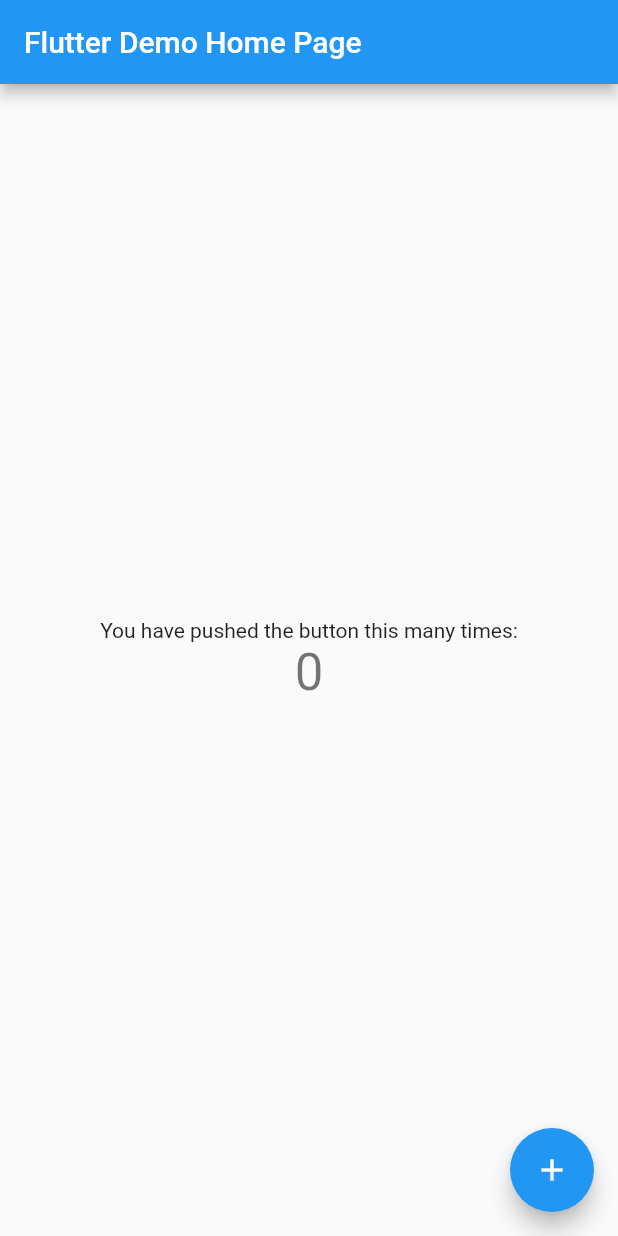
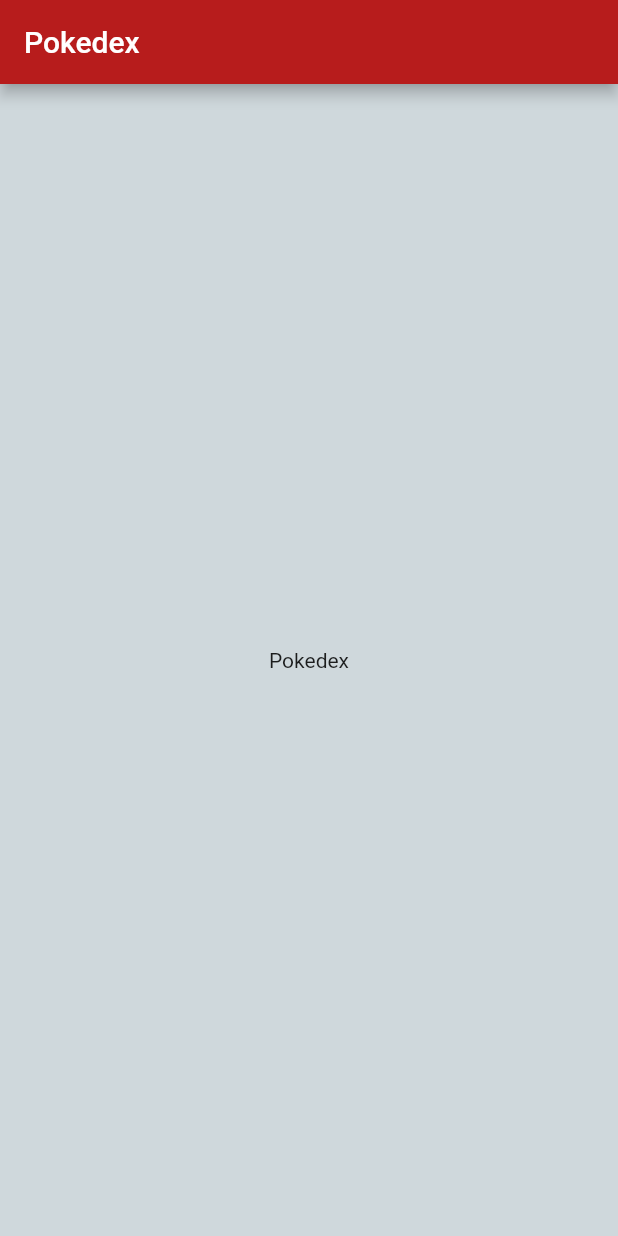
Before and after one commit to StheffanyHadlich/flutter-stuff, a Flutter app: the screen it shows after launch, on a phone screen of 412 x 824 dp. Run offline on Flutter 3.47's test engine with Material 2 defaults, Android fonts, the phone set to English and light mode, and no system bars.

Commit message:
Create initial layout

```diff
--- a/lib/main.dart
+++ b/lib/main.dart
@@ -1,111 +1,14 @@
 import 'package:flutter/material.dart';
 
-void main() => runApp(MyApp());
-
-class MyApp extends StatelessWidget {
-  // This widget is the root of your application.
-  @override
-  Widget build(BuildContext context) {
-    return MaterialApp(
-      title: 'Flutter Demo',
-      theme: ThemeData(
-        // This is the theme of your application.
-        //
-        // Try running your application with "flutter run". You'll see the
-        // application has a blue toolbar. Then, without quitting the app, try
-        // changing the primarySwatch below to Colors.green and then invoke
-        // "hot reload" (press "r" in the console where you ran "flutter run",
-        // or simply save your changes to "hot reload" in a Flutter IDE).
-        // Notice that the counter didn't reset back to zero; the application
-        // is not restarted.
-        primarySwatch: Colors.blue,
-      ),
-      home: MyHomePage(title: 'Flutter Demo Home Page'),
-    );
-  }
-}
-
-class MyHomePage extends StatefulWidget {
-  MyHomePage({Key key, this.title}) : super(key: key);
-
-  // This widget is the home page of your application. It is stateful, meaning
-  // that it has a State object (defined below) that contains fields that affect
-  // how it looks.
-
-  // This class is the configuration for the state. It holds the values (in this
-  // case the title) provided by the parent (in this case the App widget) and
-  // used by the build method of the State. Fields in a Widget subclass are
-  // always marked "final".
-
-  final String title;
-
-  @override
-  _MyHomePageState createState() => _MyHomePageState();
-}
-
-class _MyHomePageState extends State<MyHomePage> {
-  int _counter = 0;
-
-  void _incrementCounter() {
-    setState(() {
-      // This call to setState tells the Flutter framework that something has
-      // changed in this State, which causes it to rerun the build method below
-      // so that the display can reflect the updated values. If we changed
-      // _counter without calling setState(), then the build method would not be
-      // called again, and so nothing would appear to happen.
-      _counter++;
-    });
-  }
-
-  @override
-  Widget build(BuildContext context) {
-    // This method is rerun every time setState is called, for instance as done
-    // by the _incrementCounter method above.
-    //
-    // The Flutter framework has been optimized to make rerunning build methods
-    // fast, so that you can just rebuild anything that needs updating rather
-    // than having to individually change instances of widgets.
-    return Scaffold(
-      appBar: AppBar(
-        // Here we take the value from the MyHomePage object that was created by
-        // the App.build method, and use it to set our appbar title.
-        title: Text(widget.title),
-      ),
-      body: Center(
-        // Center is a layout widget. It takes a single child and positions it
-        // in the middle of the parent.
-        child: Column(
-          // Column is also a layout widget. It takes a list of children and
-          // arranges them vertically. By default, it sizes itself to fit its
-          // children horizontally, and tries to be as tall as its parent.
-          //
-          // Invoke "debug painting" (press "p" in the console, choose the
-          // "Toggle Debug Paint" action from the Flutter Inspector in Android
-          // Studio, or the "Toggle Debug Paint" command in Visual Studio Code)
-          // to see the wireframe for each widget.
-          //
-          // Column has various properties to control how it sizes itself and
-          // how it positions its children. Here we use mainAxisAlignment to
-          // center the children vertically; the main axis here is the vertical
-          // axis because Columns are vertical (the cross axis would be
-          // horizontal).
-          mainAxisAlignment: MainAxisAlignment.center,
-          children: <Widget>[
-            Text(
-              'You have pushed the button this many times:',
-            ),
-            Text(
-              '$_counter',
-              style: Theme.of(context).textTheme.display1,
-            ),
-          ],
+void main() => runApp(MaterialApp(
+      home: Scaffold(
+        backgroundColor: Colors.blueGrey[100],
+        appBar: AppBar(
+          title: Text('Pokedex'),
+          backgroundColor: Colors.red[900],
+        ),
+        body: Center(
+          child: Text('Pokedex'),
         ),
       ),
-      floatingActionButton: FloatingActionButton(
-        onPressed: _incrementCounter,
-        tooltip: 'Increment',
-        child: Icon(Icons.add),
-      ), // This trailing comma makes auto-formatting nicer for build methods.
-    );
-  }
-}
+    ));
```
